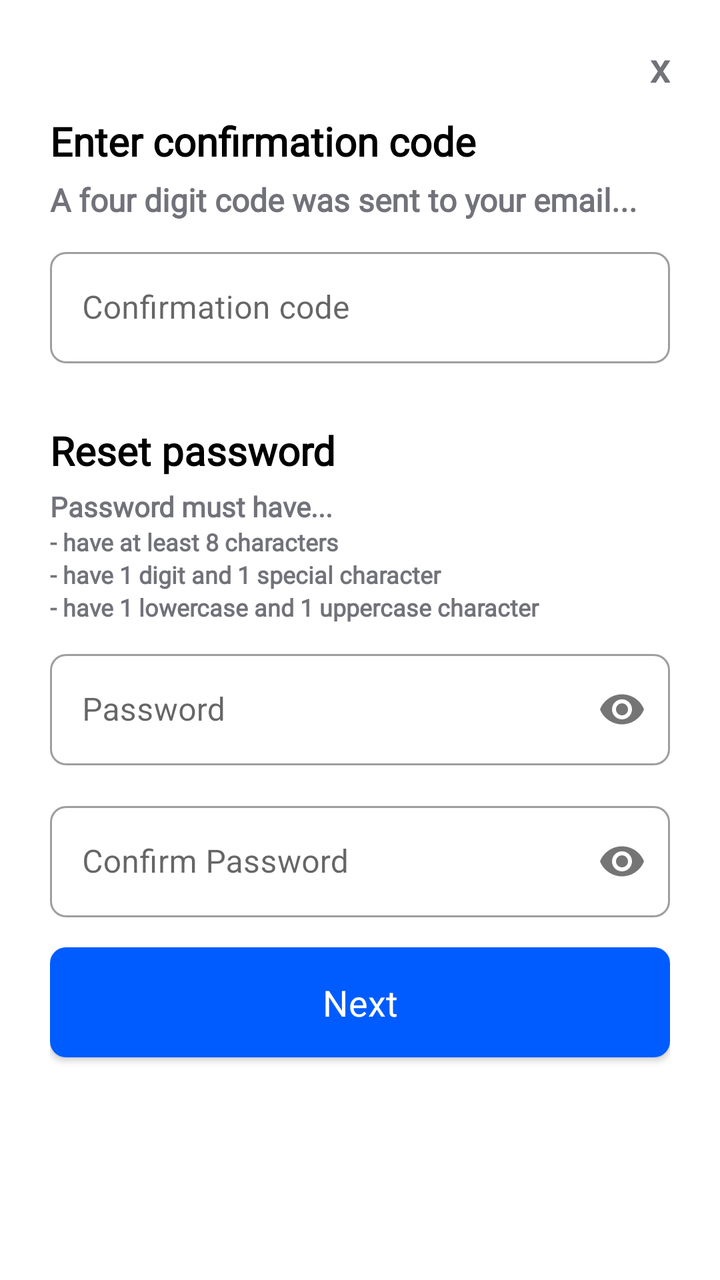
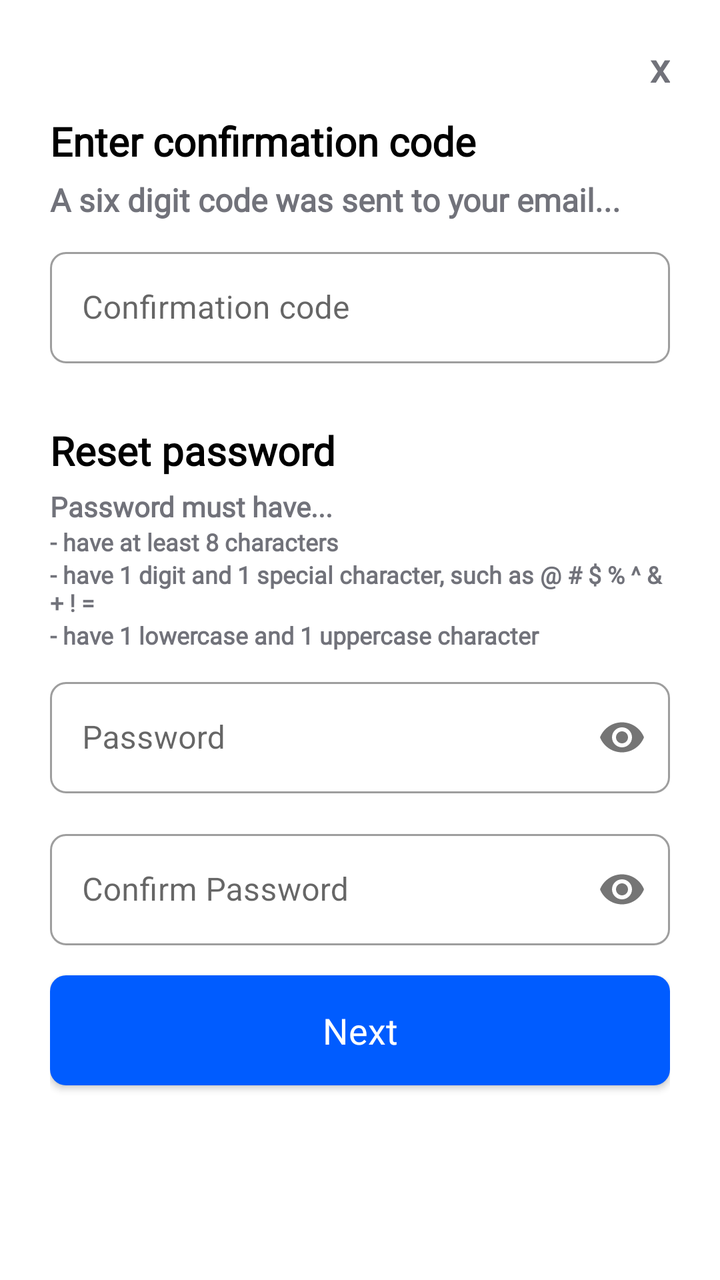

An Android layout rendered at two revisions. The XML below is the earlier revision; the diff shows what the commit changed to produce the second picture.
<!-- AndroidManifest.xml: application theme Theme.Screenlake -->
<!-- res/layout/fragment_confirm_password_reset.xml -->
<?xml version="1.0" encoding="utf-8"?>
<androidx.core.widget.NestedScrollView xmlns:android="http://schemas.android.com/apk/res/android"
    xmlns:app="http://schemas.android.com/apk/res-auto"
    xmlns:tools="http://schemas.android.com/tools"
    android:layout_width="match_parent"
    android:layout_height="match_parent"
    android:fillViewport="true"
    tools:context=".ui.fragments.onboarding.ScreenlakeInfoFragment">
    <LinearLayout
        android:layout_width="match_parent"
        android:layout_height="match_parent"
        android:orientation="vertical"
        android:layout_marginStart="25dp"
        android:layout_marginEnd="25dp"
        android:layout_marginTop="20dp">

        <TextView
            android:id="@+id/confirmPasswordResetCodeCancel"
            android:layout_width="match_parent"
            android:layout_height="wrap_content"
            android:fontFamily="@font/inter_semibold"
            android:gravity="end"
            android:text="x"
            android:textColor="@color/screenlake_light_gray"
            android:textSize="20sp"
            android:textStyle="bold"
            android:typeface="sans" />

        <TextView
            android:layout_width="match_parent"
            android:layout_height="wrap_content"
            android:fontFamily="@font/inter_semibold"
            android:paddingTop="10dp"
            android:paddingBottom="5dp"
            android:text="Enter confirmation code"
            android:textColor="?attr/colorOnSurface"
            android:textSize="20sp"
            android:textStyle="bold"
            android:typeface="sans" />

        <TextView
            android:layout_width="match_parent"
            android:layout_height="wrap_content"
            android:fontFamily="@font/inter_light"

            android:text="A four digit code was sent to your email..."
            android:textColor="@color/screenlake_light_gray"
            android:textSize="16sp"
            android:textStyle="bold"
            android:typeface="sans" />

        <com.google.android.material.textfield.TextInputLayout
            android:id="@+id/confirmPasswordResetCodeReset"
            style="@style/Widget.MaterialComponents.TextInputLayout.OutlinedBox"
            android:layout_marginTop="10dp"
            android:layout_marginBottom="20dp"
            app:boxCornerRadiusTopStart="8dp"
            app:boxCornerRadiusTopEnd="8dp"
            app:boxCornerRadiusBottomStart="8dp"
            app:boxCornerRadiusBottomEnd="8dp"
            android:layout_width="match_parent"
            android:layout_height="wrap_content"
            android:hint="Confirmation code">

            <com.google.android.material.textfield.TextInputEditText
                android:id="@+id/confirmPasswordResetCodeTextReset"
                android:layout_width="match_parent"
                android:layout_height="wrap_content"
                android:inputType="text" />

        </com.google.android.material.textfield.TextInputLayout>

        <TextView
            android:layout_width="match_parent"
            android:layout_height="wrap_content"
            android:fontFamily="@font/inter_semibold"
            android:paddingTop="10dp"
            android:paddingBottom="5dp"
            android:text="Reset password"
            android:textColor="?attr/colorOnSurface"
            android:textSize="20sp"
            android:textStyle="bold"
            android:typeface="sans" />

        <TextView
            android:layout_width="match_parent"
            android:layout_height="wrap_content"
            android:fontFamily="@font/inter_light"
            android:gravity="start"

            android:text="Password must have..."
            android:textColor="@color/screenlake_light_gray"
            android:textSize="14sp"
            android:textStyle="bold"
            android:typeface="sans" />

        <TextView
            android:layout_width="match_parent"
            android:layout_height="wrap_content"
            android:fontFamily="@font/inter_light"
            android:gravity="start"
            android:text="- have at least 8 characters"
            android:textColor="@color/screenlake_light_gray"
            android:textSize="12sp"
            android:textStyle="bold"
            android:typeface="sans" />
        <TextView
            android:layout_width="match_parent"
            android:layout_height="wrap_content"
            android:fontFamily="@font/inter_light"
            android:gravity="start"
            android:text="- have 1 digit and 1 special character"
            android:textColor="@color/screenlake_light_gray"
            android:textSize="12sp"
            android:textStyle="bold"
            android:typeface="sans" />

        <TextView
            android:layout_width="match_parent"
            android:layout_height="wrap_content"
            android:fontFamily="@font/inter_light"
            android:gravity="start"
            android:text="- have 1 lowercase and 1 uppercase character"
            android:textColor="@color/screenlake_light_gray"
            android:textSize="12sp"
            android:textStyle="bold"
            android:typeface="sans" />

        <com.google.android.material.textfield.TextInputLayout
            android:id="@+id/loginPassword"
            style="@style/Widget.MaterialComponents.TextInputLayout.OutlinedBox"
            android:layout_marginTop="10dp"
            android:layout_marginBottom="5dp"
            app:boxCornerRadiusTopStart="8dp"
            app:boxCornerRadiusTopEnd="8dp"
            app:boxCornerRadiusBottomStart="8dp"
            app:boxCornerRadiusBottomEnd="8dp"
            app:passwordToggleEnabled="true"
            app:errorIconDrawable="@null"
            android:layout_width="match_parent"
            android:layout_height="wrap_content"
            android:hint="Password">

            <com.google.android.material.textfield.TextInputEditText
                android:id="@+id/registerConfirmPasswordFirstReset"
                android:layout_width="match_parent"
                android:layout_height="wrap_content"
                app:errorIconDrawable="@null"
                android:inputType="textPassword" />

        </com.google.android.material.textfield.TextInputLayout>

        <com.google.android.material.textfield.TextInputLayout
            android:id="@+id/loginPasswordConfirm"
            style="@style/Widget.MaterialComponents.TextInputLayout.OutlinedBox"
            android:layout_marginTop="10dp"
            android:layout_marginBottom="5dp"
            app:boxCornerRadiusTopStart="8dp"
            app:boxCornerRadiusTopEnd="8dp"
            app:boxCornerRadiusBottomStart="8dp"
            app:boxCornerRadiusBottomEnd="8dp"
            app:passwordToggleEnabled="true"
            android:layout_width="match_parent"
            android:layout_height="wrap_content"
            android:hint="Confirm Password">

            <com.google.android.material.textfield.TextInputEditText
                android:id="@+id/registerConfirmPasswordSecondReset"
                android:layout_width="match_parent"
                android:layout_height="wrap_content"
                android:inputType="textPassword" />

        </com.google.android.material.textfield.TextInputLayout>

        <androidx.appcompat.widget.AppCompatButton
            android:id="@+id/confirmPasswordResetCodeNextReset"
            android:layout_width="match_parent"
            android:layout_height="55dp"
            android:layout_gravity="center"
            android:layout_marginTop="10dp"
            android:layout_marginBottom="5dp"
            android:background="@drawable/standart_rounding"
            android:fontFamily="@font/inter_semibold"
            android:text="Next"
            android:textAppearance="@style/TextAppearance.AppCompat.Medium"
            android:textColor="@color/white" />

    </LinearLayout>
</androidx.core.widget.NestedScrollView>
<!-- resources referenced by this layout -->
<resources>
  <color name="screenlake_light_gray">#71727A</color>
  <color name="white">#FFFFFFFF</color>
  <!-- drawable standart_rounding (drawable) -->
  <?xml version="1.0" encoding="utf-8"?>
  <shape xmlns:android="http://schemas.android.com/apk/res/android"
      android:shape="rectangle"
      android:padding="10dp">
  
      <solid android:color="@color/screenlake_main" />
      <corners
          android:bottomRightRadius="8dp"
          android:bottomLeftRadius="8dp"
          android:topLeftRadius="8dp"
          android:topRightRadius="8dp" />
  </shape>
  <style name="Theme.Screenlake" parent="Theme.MaterialComponents.DayNight.NoActionBar">
          
          <item name="colorPrimary">@color/screenlake_main</item>
          <item name="colorPrimaryVariant">@color/screenlake_main</item>
          <item name="colorOnPrimary">@color/white</item>
          
          <item name="colorSecondary">@color/teal_200</item>
          <item name="colorSecondaryVariant">@color/teal_700</item>
          <item name="colorOnSecondary">@color/black</item>
          
          <item name="android:statusBarColor" tools:targetApi="l">@android:color/transparent</item>
          <item name="android:windowLayoutInDisplayCutoutMode" tools:targetApi="o_mr1">shortEdges</item>
      </style>
  <color name="screenlake_main">#005cff</color>
  <color name="teal_200">#FF03DAC5</color>
  <color name="teal_700">#FF018786</color>
  <color name="black">#FF000000</color>
</resources>

<!-- the commit's change to res/layout/fragment_confirm_password_reset.xml (unified diff, before → after) -->
@@ -43,7 +43,7 @@
             android:layout_height="wrap_content"
             android:fontFamily="@font/inter_light"
 
-            android:text="A four digit code was sent to your email..."
+            android:text="@string/confirmation_code_sent"
             android:textColor="@color/screenlake_light_gray"
             android:textSize="16sp"
             android:textStyle="bold"
@@ -88,7 +88,7 @@
             android:fontFamily="@font/inter_light"
             android:gravity="start"
 
-            android:text="Password must have..."
+            android:text="@string/password_requirements_heading"
             android:textColor="@color/screenlake_light_gray"
             android:textSize="14sp"
             android:textStyle="bold"
@@ -99,7 +99,7 @@
             android:layout_height="wrap_content"
             android:fontFamily="@font/inter_light"
             android:gravity="start"
-            android:text="- have at least 8 characters"
+            android:text="@string/password_requirement_length"
             android:textColor="@color/screenlake_light_gray"
             android:textSize="12sp"
             android:textStyle="bold"
@@ -109,7 +109,7 @@
             android:layout_height="wrap_content"
             android:fontFamily="@font/inter_light"
             android:gravity="start"
-            android:text="- have 1 digit and 1 special character"
+            android:text="@string/password_requirement_digit_special"
             android:textColor="@color/screenlake_light_gray"
             android:textSize="12sp"
             android:textStyle="bold"
@@ -120,7 +120,7 @@
             android:layout_height="wrap_content"
             android:fontFamily="@font/inter_light"
             android:gravity="start"
-            android:text="- have 1 lowercase and 1 uppercase character"
+            android:text="@string/password_requirement_case"
             android:textColor="@color/screenlake_light_gray"
             android:textSize="12sp"
             android:textStyle="bold"
<!-- resource entries referenced after the edit -->
@@ -15,6 +15,11 @@
           android:topLeftRadius="8dp"
           android:topRightRadius="8dp" />
   </shape>
+  <string name="confirmation_code_sent">A six digit code was sent to your email...</string>
+  <string name="password_requirement_case">- have 1 lowercase and 1 uppercase character</string>
+  <string name="password_requirement_digit_special" formatted="false">- have 1 digit and 1 special character, such as @ # $ % ^ &amp; + ! =</string>
+  <string name="password_requirement_length">- have at least 8 characters</string>
+  <string name="password_requirements_heading">Password must have...</string>
   <style name="Theme.Screenlake" parent="Theme.MaterialComponents.DayNight.NoActionBar">
           
           <item name="colorPrimary">@color/screenlake_main</item>
